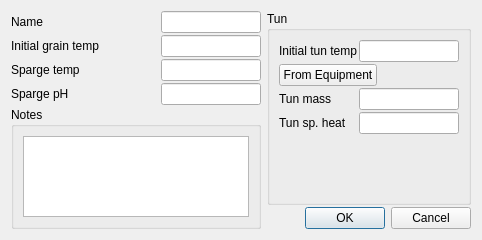
This is ui/mashEditor.ui in Brewtarget/brewtarget as Qt 5 draws it before an edit. The edited form follows.
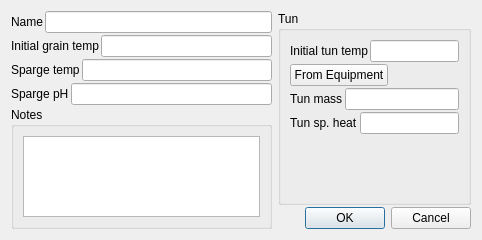
This is the edited form. Custom widgets are drawn as their Qt base class.

Diff of the .ui file:
```diff
--- a/ui/mashEditor.ui
+++ b/ui/mashEditor.ui
@@ -23,12 +23,6 @@
       <layout class="QHBoxLayout" name="horizontalLayout">
        <item>
         <widget class="QLabel" name="label_name">
-         <property name="sizePolicy">
-          <sizepolicy hsizetype="Expanding" vsizetype="Preferred">
-           <horstretch>0</horstretch>
-           <verstretch>0</verstretch>
-          </sizepolicy>
-         </property>
          <property name="text">
           <string>Name</string>
          </property>
@@ -38,19 +32,7 @@
         </widget>
        </item>
        <item>
-        <widget class="SmartLineEdit" name="lineEdit_name">
-         <property name="sizePolicy">
-          <sizepolicy hsizetype="Fixed" vsizetype="Fixed">
-           <horstretch>0</horstretch>
-           <verstretch>0</verstretch>
-          </sizepolicy>
-         </property>
-         <property name="maximumSize">
-          <size>
-           <width>100</width>
-           <height>16777215</height>
-          </size>
-         </property>
+        <widget class="QLineEdit" name="lineEdit_name">
          <property name="toolTip">
           <string>Name</string>
          </property>
@@ -62,12 +44,6 @@
       <layout class="QHBoxLayout" name="horizontalLayout_2">
        <item>
         <widget class="SmartLabel" name="label_grainTemp">
-         <property name="sizePolicy">
-          <sizepolicy hsizetype="Expanding" vsizetype="Preferred">
-           <horstretch>0</horstretch>
-           <verstretch>0</verstretch>
-          </sizepolicy>
-         </property>
          <property name="contextMenuPolicy">
           <enum>Qt::CustomContextMenu</enum>
          </property>
@@ -81,18 +57,6 @@
        </item>
        <item>
         <widget class="SmartLineEdit" name="lineEdit_grainTemp">
-         <property name="sizePolicy">
-          <sizepolicy hsizetype="Fixed" vsizetype="Fixed">
-           <horstretch>0</horstretch>
-           <verstretch>0</verstretch>
-          </sizepolicy>
-         </property>
-         <property name="maximumSize">
-          <size>
-           <width>100</width>
-           <height>16777215</height>
-          </size>
-         </property>
          <property name="toolTip">
           <string>Initial grain temp</string>
          </property>
@@ -104,12 +68,6 @@
       <layout class="QHBoxLayout" name="horizontalLayout_4">
        <item>
         <widget class="SmartLabel" name="label_spargeTemp">
-         <property name="sizePolicy">
-          <sizepolicy hsizetype="Expanding" vsizetype="Preferred">
-           <horstretch>0</horstretch>
-           <verstretch>0</verstretch>
-          </sizepolicy>
-         </property>
          <property name="contextMenuPolicy">
           <enum>Qt::CustomContextMenu</enum>
          </property>
@@ -123,18 +81,6 @@
        </item>
        <item>
         <widget class="SmartLineEdit" name="lineEdit_spargeTemp">
-         <property name="sizePolicy">
-          <sizepolicy hsizetype="Fixed" vsizetype="Fixed">
-           <horstretch>0</horstretch>
-           <verstretch>0</verstretch>
-          </sizepolicy>
-         </property>
-         <property name="maximumSize">
-          <size>
-           <width>100</width>
-           <height>16777215</height>
-          </size>
-         </property>
          <property name="toolTip">
           <string>Sparge temp target</string>
          </property>
@@ -146,12 +92,6 @@
       <layout class="QHBoxLayout" name="horizontalLayout_5">
        <item>
         <widget class="SmartLabel" name="label_spargePh">
-         <property name="sizePolicy">
-          <sizepolicy hsizetype="Expanding" vsizetype="Preferred">
-           <horstretch>0</horstretch>
-           <verstretch>0</verstretch>
-          </sizepolicy>
-         </property>
          <property name="text">
           <string>Sparge pH</string>
          </property>
@@ -162,18 +102,6 @@
        </item>
        <item>
         <widget class="SmartLineEdit" name="lineEdit_spargePh">
-         <property name="sizePolicy">
-          <sizepolicy hsizetype="Fixed" vsizetype="Fixed">
-           <horstretch>0</horstretch>
-           <verstretch>0</verstretch>
-          </sizepolicy>
-         </property>
-         <property name="maximumSize">
-          <size>
-           <width>100</width>
-           <height>16777215</height>
-          </size>
-         </property>
          <property name="toolTip">
           <string>Sparge pH</string>
          </property>
@@ -183,18 +111,6 @@
      </item>
      <item>
       <widget class="QGroupBox" name="groupBox">
-       <property name="sizePolicy">
-        <sizepolicy hsizetype="Preferred" vsizetype="MinimumExpanding">
-         <horstretch>0</horstretch>
-         <verstretch>0</verstretch>
-        </sizepolicy>
-       </property>
-       <property name="minimumSize">
-        <size>
-         <width>0</width>
-         <height>100</height>
-        </size>
-       </property>
        <property name="title">
         <string>Notes</string>
        </property>
@@ -238,12 +154,6 @@
          <layout class="QHBoxLayout" name="horizontalLayout_3">
           <item>
            <widget class="SmartLabel" name="label_tunTemp">
-            <property name="sizePolicy">
-             <sizepolicy hsizetype="Expanding" vsizetype="Preferred">
-              <horstretch>0</horstretch>
-              <verstretch>0</verstretch>
-             </sizepolicy>
-            </property>
             <property name="contextMenuPolicy">
              <enum>Qt::CustomContextMenu</enum>
             </property>
@@ -257,18 +167,6 @@
           </item>
           <item>
            <widget class="SmartLineEdit" name="lineEdit_tunTemp">
-            <property name="sizePolicy">
-             <sizepolicy hsizetype="Fixed" vsizetype="Fixed">
-              <horstretch>0</horstretch>
-              <verstretch>0</verstretch>
-             </sizepolicy>
-            </property>
-            <property name="maximumSize">
-             <size>
-              <width>100</width>
-              <height>16777215</height>
-             </size>
-            </property>
             <property name="toolTip">
              <string>Initial tun temp</string>
             </property>
@@ -299,12 +197,6 @@
          <layout class="QHBoxLayout" name="horizontalLayout_6">
           <item>
            <widget class="SmartLabel" name="label_tunMass">
-            <property name="sizePolicy">
-             <sizepolicy hsizetype="Expanding" vsizetype="Preferred">
-              <horstretch>0</horstretch>
-              <verstretch>0</verstretch>
-             </sizepolicy>
-            </property>
             <property name="contextMenuPolicy">
              <enum>Qt::CustomContextMenu</enum>
             </property>
@@ -318,18 +210,6 @@
           </item>
           <item>
            <widget class="SmartLineEdit" name="lineEdit_tunMass">
-            <property name="sizePolicy">
-             <sizepolicy hsizetype="Fixed" vsizetype="Fixed">
-              <horstretch>0</horstretch>
-              <verstretch>0</verstretch>
-             </sizepolicy>
-            </property>
-            <property name="maximumSize">
-             <size>
-              <width>100</width>
-              <height>16777215</height>
-             </size>
-            </property>
             <property name="toolTip">
              <string>Tun mass</string>
             </property>
@@ -341,12 +221,6 @@
          <layout class="QHBoxLayout" name="horizontalLayout_7">
           <item>
            <widget class="SmartLabel" name="label_tunSpHeat">
-            <property name="sizePolicy">
-             <sizepolicy hsizetype="Expanding" vsizetype="Preferred">
-              <horstretch>0</horstretch>
-              <verstretch>0</verstretch>
-             </sizepolicy>
-            </property>
             <property name="text">
              <string>Tun sp. heat</string>
             </property>
@@ -357,18 +231,6 @@
           </item>
           <item>
            <widget class="SmartLineEdit" name="lineEdit_tunSpHeat">
-            <property name="sizePolicy">
-             <sizepolicy hsizetype="Fixed" vsizetype="Fixed">
-              <horstretch>0</horstretch>
-              <verstretch>0</verstretch>
-             </sizepolicy>
-            </property>
-            <property name="maximumSize">
-             <size>
-              <width>100</width>
-              <height>16777215</height>
-             </size>
-            </property>
             <property name="toolTip">
              <string>Tun specific heat (cal/(g*K))</string>
             </property>
```
